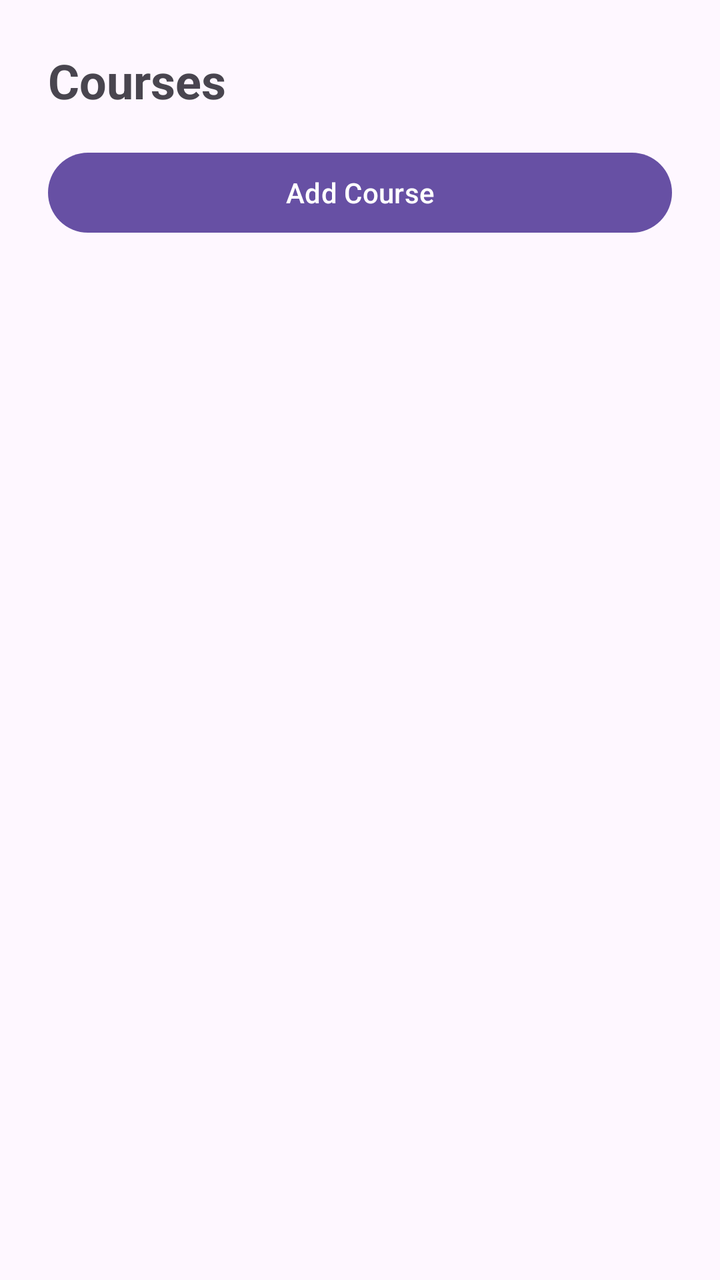
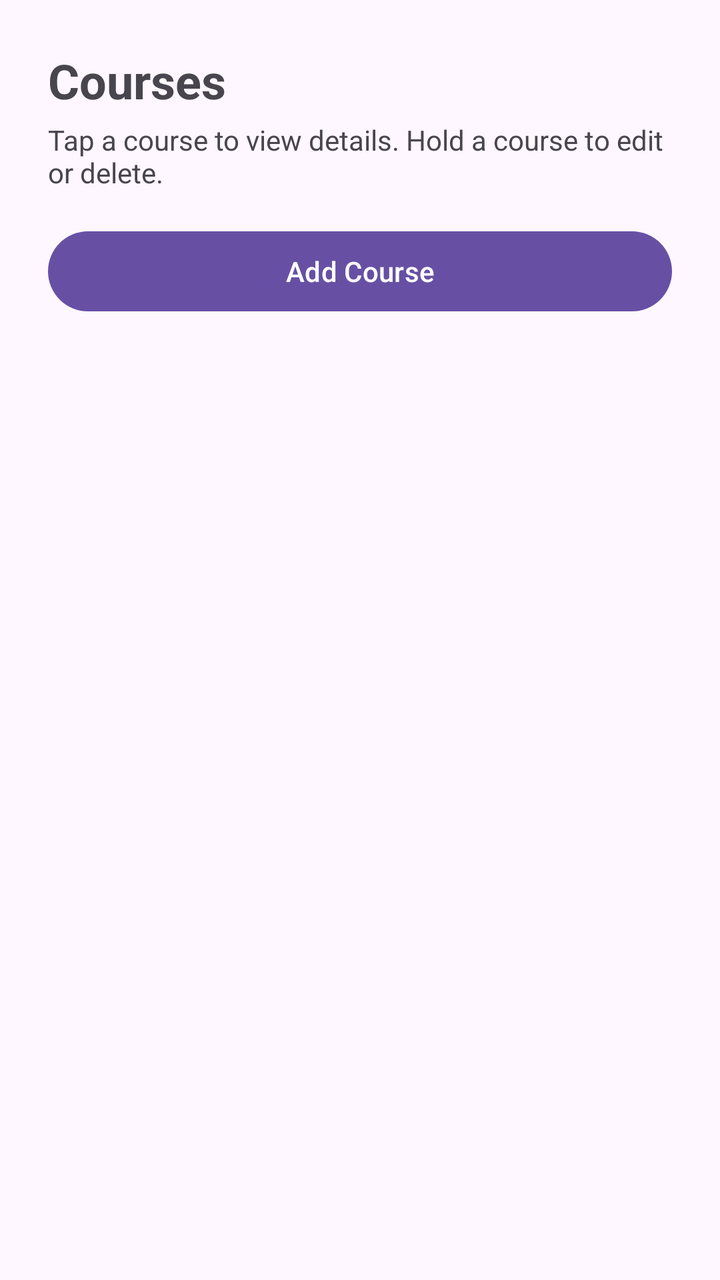

The first picture is an Android layout as it rendered before a commit; the second is the same layout after the commit. The layout source and the unified diff follow.
<!-- AndroidManifest.xml: application theme Theme.DayPlan -->
<!-- res/layout/activity_course.xml -->
<?xml version="1.0" encoding="utf-8"?>
<androidx.constraintlayout.widget.ConstraintLayout xmlns:android="http://schemas.android.com/apk/res/android"
    android:layout_width="match_parent"
    android:layout_height="match_parent">

    <LinearLayout
        android:layout_width="match_parent"
        android:layout_height="match_parent"
        android:orientation="vertical"
        android:padding="24dp">

        <TextView
            android:layout_width="wrap_content"
            android:layout_height="wrap_content"
            android:layout_marginBottom="16dp"
            android:text="Courses"
            android:textSize="24sp"
            android:textStyle="bold" />

        <Button
            android:id="@+id/addCourseButton"
            android:layout_width="match_parent"
            android:layout_height="wrap_content"
            android:text="Add Course" />

        <ListView
            android:id="@+id/courseListView"
            android:layout_width="match_parent"
            android:layout_height="match_parent" />

    </LinearLayout>
</androidx.constraintlayout.widget.ConstraintLayout>
<!-- resources referenced by this layout -->
<resources>
  <style name="Theme.DayPlan" parent="Base.Theme.DayPlan" />
  <style name="Base.Theme.DayPlan" parent="Theme.Material3.DayNight.NoActionBar">
          
          
      </style>
</resources>

<!-- the commit's change to res/layout/activity_course.xml (unified diff, before → after) -->
@@ -9,13 +9,20 @@
         android:orientation="vertical"
         android:padding="24dp">
 
-        <TextView
-            android:layout_width="wrap_content"
-            android:layout_height="wrap_content"
-            android:layout_marginBottom="16dp"
-            android:text="Courses"
-            android:textSize="24sp"
-            android:textStyle="bold" />
+		<TextView
+			android:layout_width="wrap_content"
+			android:layout_height="wrap_content"
+			android:layout_marginBottom="4dp"
+			android:text="Courses"
+			android:textSize="24sp"
+			android:textStyle="bold" />
+
+		<TextView
+			android:layout_width="wrap_content"
+			android:layout_height="wrap_content"
+			android:layout_marginBottom="16dp"
+			android:text="Tap a course to view details. Hold a course to edit or delete."
+			android:textSize="14sp" />
 
         <Button
             android:id="@+id/addCourseButton"
